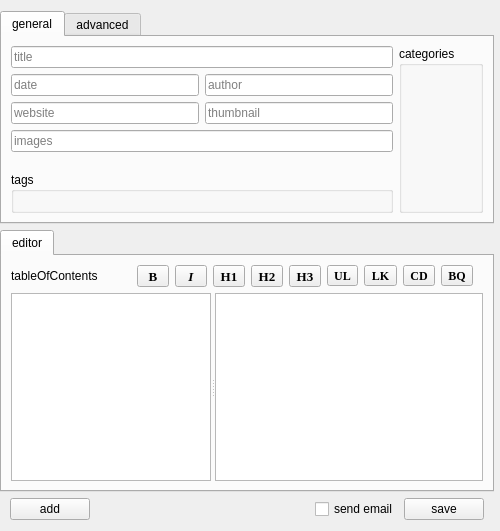
code0x378/MarkdownOrganizer, file app/src/mdoapp/src/mdoapp/gui/tools/editortoolwidget.ui: the form before one commit.
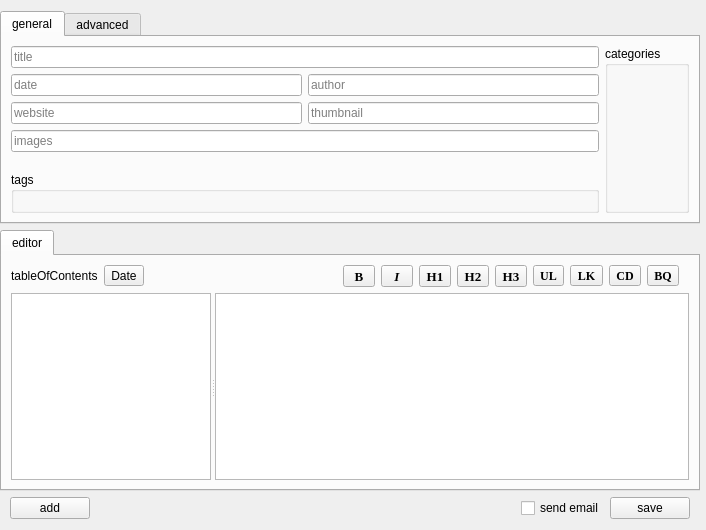
The form after the commit.

Commit message: Added date button to editor

```diff
--- a/app/src/mdoapp/src/mdoapp/gui/tools/editortoolwidget.ui
+++ b/app/src/mdoapp/src/mdoapp/gui/tools/editortoolwidget.ui
@@ -6,8 +6,8 @@
    <rect>
     <x>0</x>
     <y>0</y>
-    <width>500</width>
-    <height>531</height>
+    <width>706</width>
+    <height>530</height>
    </rect>
   </property>
   <property name="windowTitle">
@@ -255,14 +255,7 @@
                  <string>editor</string>
                 </attribute>
                 <layout class="QGridLayout" name="gridLayout_8">
-                 <item row="0" column="1">
-                  <widget class="QLabel" name="tocLabel">
-                   <property name="text">
-                    <string>tableOfContents</string>
-                   </property>
-                  </widget>
-                 </item>
-                 <item row="0" column="2">
+                 <item row="0" column="4">
                   <widget class="QWidget" name="toolbarWidget" native="true">
                    <property name="sizePolicy">
                     <sizepolicy hsizetype="Minimum" vsizetype="Preferred">
@@ -508,7 +501,20 @@
                    </layout>
                   </widget>
                  </item>
-                 <item row="1" column="1" colspan="2">
+                 <item row="0" column="3">
+                  <spacer name="horizontalSpacer_2">
+                   <property name="orientation">
+                    <enum>Qt::Horizontal</enum>
+                   </property>
+                   <property name="sizeHint" stdset="0">
+                    <size>
+                     <width>40</width>
+                     <height>20</height>
+                    </size>
+                   </property>
+                  </spacer>
+                 </item>
+                 <item row="1" column="1" colspan="4">
                   <widget class="QWidget" name="widget" native="true">
                    <property name="sizePolicy">
                     <sizepolicy hsizetype="Preferred" vsizetype="Expanding">
@@ -561,6 +567,20 @@
                    </layout>
                   </widget>
                  </item>
+                 <item row="0" column="1">
+                  <widget class="QLabel" name="tocLabel">
+                   <property name="text">
+                    <string>tableOfContents</string>
+                   </property>
+                  </widget>
+                 </item>
+                 <item row="0" column="2">
+                  <widget class="QToolButton" name="dateToolButton">
+                   <property name="text">
+                    <string>Date</string>
+                   </property>
+                  </widget>
+                 </item>
                 </layout>
                </widget>
               </widget>
```
The commit also changes 2 other files.
